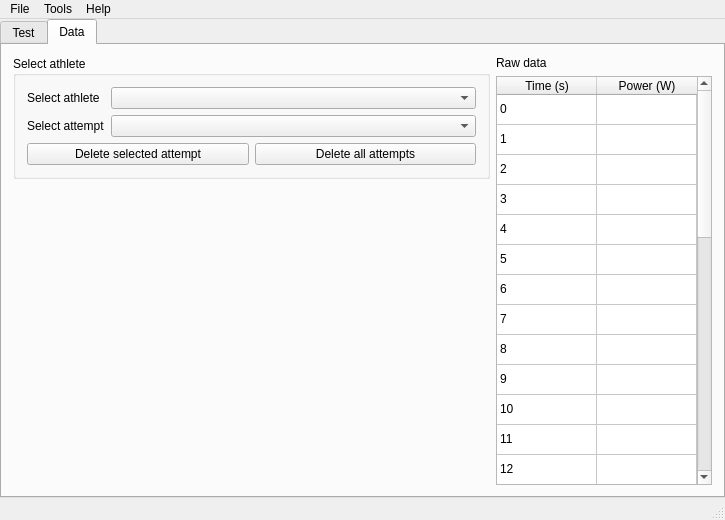
The window that wingate.ui (kristianklein/wingate) describes before a commit, drawn with Qt 5.
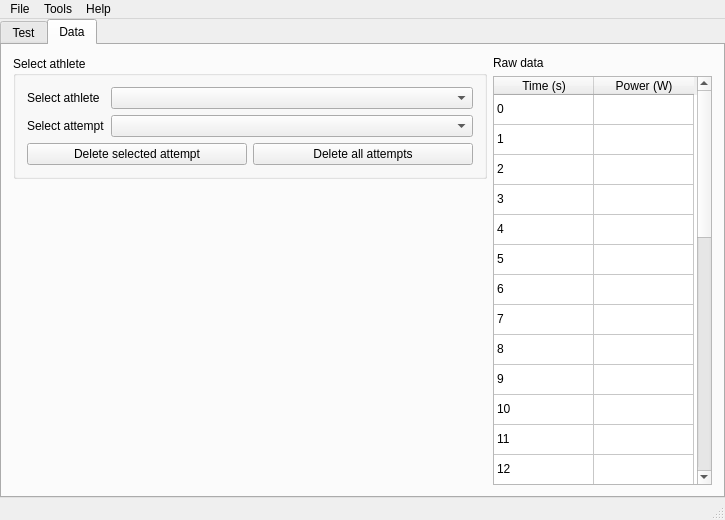
The same window after the commit. The open tabs and pages were chosen to show the change. Custom widgets are drawn as their Qt base class.

Commit message: Fixed tableView width

```diff
--- a/wingate.ui
+++ b/wingate.ui
@@ -371,7 +371,7 @@
             </property>
             <property name="maximumSize">
              <size>
-              <width>216</width>
+              <width>219</width>
               <height>16777215</height>
              </size>
             </property>
```
